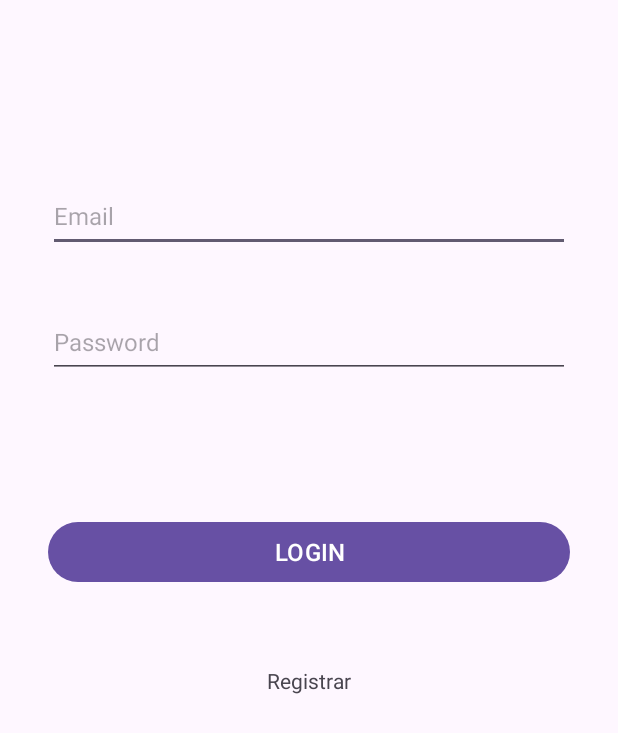
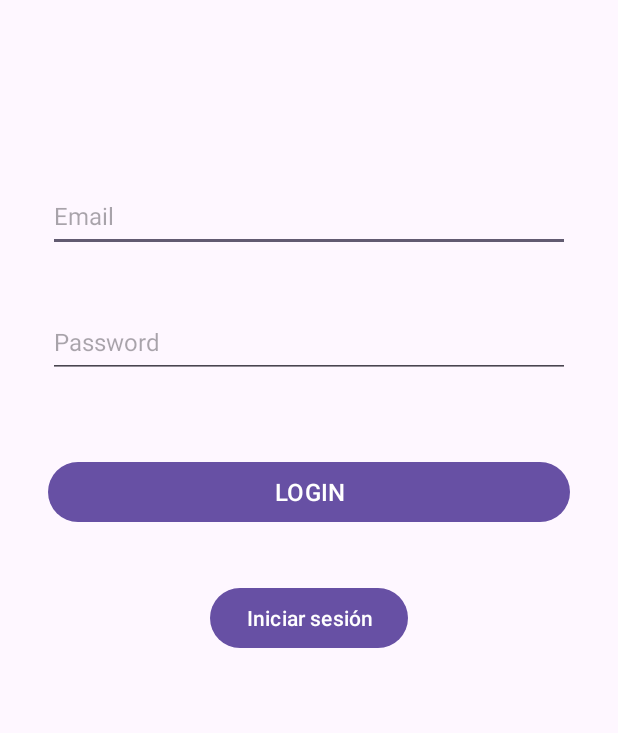
Before and after one commit to juliaroquet/android2, an Android app: the layout activity_login.xml on its own in the app's theme, with its tools: preview values and no code run, on a phone screen of 412 x 824 dp. Shown: the top 733 px of the screen. Run offline under Robolectric (Android 15) with nearby library versions, the phone set to English and light mode, and no system bars.

Commit message:
boton de login fichero login activity se relaciona ya con el xml

```diff
--- a/app/src/main/AndroidManifest.xml
+++ b/app/src/main/AndroidManifest.xml
@@ -22,15 +22,21 @@
         <activity
             android:name=".MainActivity"
             android:exported="true"
-            android:theme="@style/Theme.JocAndroid">
+            android:theme="@style/Theme.JocAndroid"/>
+        <activity
+            android:name=".LoginActivity"
+            android:exported="true"
+            android:theme="@style/Theme.JocAndroid"/>
 
 
             <intent-filter>
                 <action android:name="android.intent.action.MAIN" />
 
                 <category android:name="android.intent.category.LAUNCHER" />
+
+
             </intent-filter>
-        </activity>
-    </application>
+        </application>
+
 
 </manifest>
--- a/app/src/main/res/layout/activity_login.xml
+++ b/app/src/main/res/layout/activity_login.xml
@@ -36,40 +36,38 @@
         android:hint="Password"
         android:inputType="textPassword"
         android:textSize="16sp"
-        app:layout_constraintBottom_toTopOf="@+id/Login_Btn"
+        app:layout_constraintBottom_toTopOf="@+id/Login_BtnonClick"
         app:layout_constraintEnd_toEndOf="parent"
         app:layout_constraintHorizontal_bias="0.5"
         app:layout_constraintStart_toStartOf="parent"
         app:layout_constraintTop_toBottomOf="@+id/EmailLog_Text" />
 
     <Button
-        android:id="@+id/Login_Btn"
+        android:id="@+id/Login_BtnonClick"
         android:layout_width="match_parent"
         android:layout_height="wrap_content"
         android:layout_marginStart="32dp"
-        android:layout_marginTop="92dp"
+        android:layout_marginTop="52dp"
         android:layout_marginEnd="32dp"
         android:text="LOGIN"
         android:textSize="16sp"
         app:layout_constraintEnd_toEndOf="parent"
-        app:layout_constraintHorizontal_bias="0.503"
+        app:layout_constraintHorizontal_bias="0.0"
         app:layout_constraintStart_toStartOf="parent"
         app:layout_constraintTop_toBottomOf="@+id/PassLog_Text" />
 
-    <TextView
-        android:id="@+id/RegistrarText_Btn"
+
+    <Button
+        android:id="@+id/loginButton"
         android:layout_width="wrap_content"
         android:layout_height="wrap_content"
-        android:layout_gravity="center"
-        android:layout_marginStart="32dp"
-        android:layout_marginTop="52dp"
-        android:layout_marginEnd="32dp"
-        android:onClick="onClick"
-        android:text="Registrar"
-        android:textSize="14sp"
+        android:text="Iniciar sesión"
+        android:onClick="Login_BtnonClick"
+        app:layout_constraintTop_toTopOf="parent"
+        app:layout_constraintStart_toStartOf="parent"
         app:layout_constraintEnd_toEndOf="parent"
-        app:layout_constraintStart_toStartOf="parent"
-        app:layout_constraintTop_toBottomOf="@+id/Login_Btn" />
+        app:layout_constraintBottom_toBottomOf="parent"/>
+
 
 
 
```
